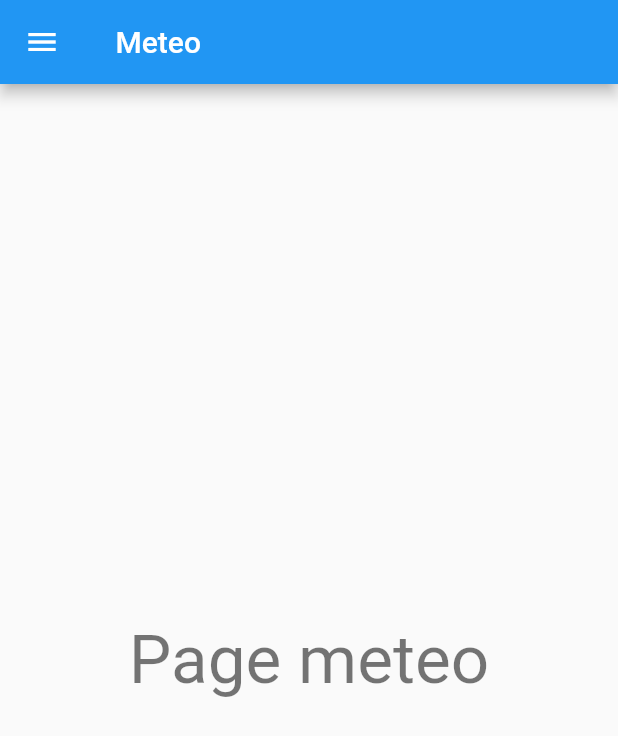
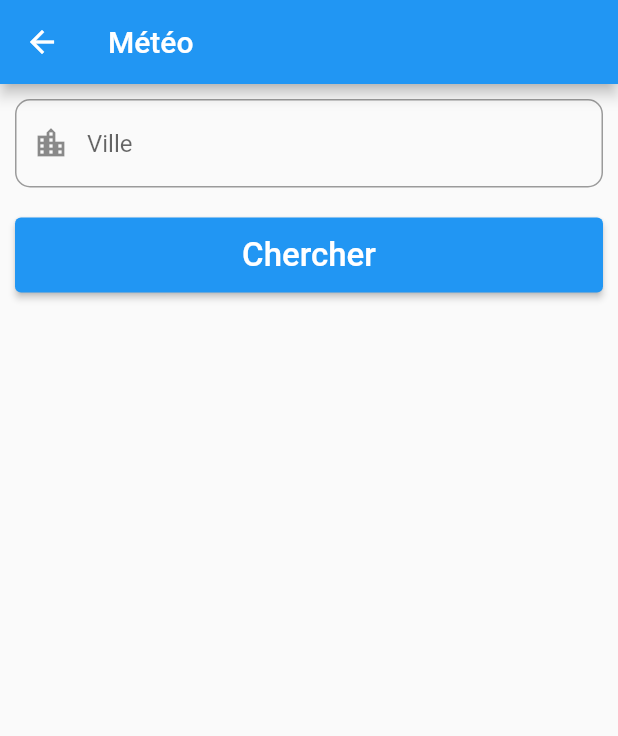
Before and after one commit to rouamansour/Voyage_app, a Flutter app: the MeteoPage screen opened by its route, on a phone screen of 412 x 824 dp. Shown: the top 736 px of the screen. Run offline on Flutter 3.47's test engine with Material 2 defaults, Android fonts, the phone set to English and light mode, and no system bars; our stand-ins replace shared_preferences; missing offline and left inert: dart:js; accounts and stored records are empty.

Commit message:
update meteo

```diff
--- a/voyage/lib/pages/meteo.page.dart
+++ b/voyage/lib/pages/meteo.page.dart
@@ -1,19 +1,36 @@
 import 'package:flutter/material.dart';
-
 import '../menu/drawer.widget.dart';
 
 class MeteoPage extends StatelessWidget{
+  TextEditingController txt_ville = new TextEditingController();
   @override
   Widget build(BuildContext context) {
     return Scaffold(
-        drawer:MyDrawer(),
-        appBar: AppBar(title: Text(' Meteo')),
-        body: Center(
-            child: Text(
-              'Page meteo',
-              style: Theme.of(context).textTheme.headline3,
-        ),
-        ),
-        );
+      appBar: AppBar(
+        title: Text('Météo'),
+         ),
+         body: Column (
+          children : [
+            Container(
+              padding: EdgeInsets.all(10),
+              child: TextFormField(
+                controller: txt_ville,
+                decoration: InputDecoration(prefixIcon: Icon (Icons.location_city),
+                hintText: "Ville",
+                border : OutlineInputBorder (
+                  borderSide: BorderSide(width: 1),
+                  borderRadius: BorderRadius.circular(10))),
+            ),
+          ),
+          Container(padding: EdgeInsets.all(10),
+          child: ElevatedButton(
+            style: ElevatedButton.styleFrom(
+              minimumSize: const Size.fromHeight(50)),
+              onPressed: (){},
+              child: Text('Chercher', style: TextStyle(fontSize: 22))),
+              ),
+          ],
+    ));
   }
+
 }
```
